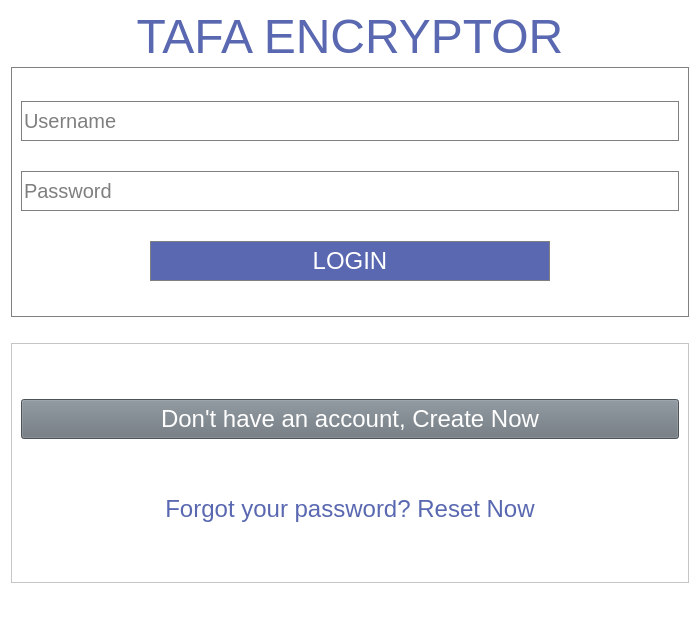
The window that ui/login_v2.ui (thaka-creations/player_encryptor) describes before a commit, drawn with Qt 5.
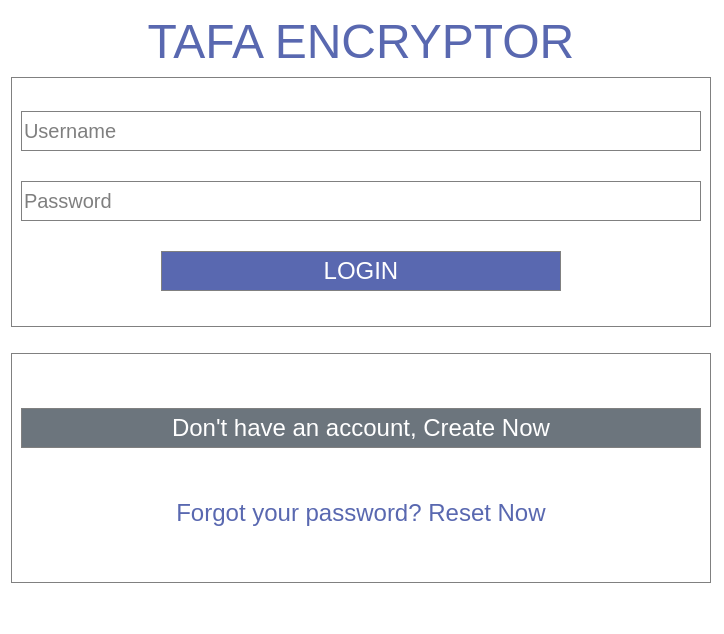
The same window after the commit.

```diff
--- a/ui/login_v2.ui
+++ b/ui/login_v2.ui
@@ -6,13 +6,13 @@
    <rect>
     <x>0</x>
     <y>0</y>
-    <width>700</width>
+    <width>724</width>
     <height>634</height>
    </rect>
   </property>
   <property name="maximumSize">
    <size>
-    <width>700</width>
+    <width>16777215</width>
     <height>16777215</height>
    </size>
   </property>
@@ -25,10 +25,16 @@
   <layout class="QVBoxLayout" name="verticalLayout_3">
    <item>
     <widget class="QLabel" name="label">
+     <property name="minimumSize">
+      <size>
+       <width>700</width>
+       <height>0</height>
+      </size>
+     </property>
      <property name="maximumSize">
       <size>
        <width>700</width>
-       <height>50</height>
+       <height>60</height>
       </size>
      </property>
      <property name="font">
@@ -51,7 +57,7 @@
     <widget class="QFrame" name="frame">
      <property name="minimumSize">
       <size>
-       <width>600</width>
+       <width>700</width>
        <height>250</height>
       </size>
      </property>
@@ -178,7 +184,7 @@
     <widget class="QFrame" name="frame_2">
      <property name="minimumSize">
       <size>
-       <width>600</width>
+       <width>700</width>
        <height>0</height>
       </size>
      </property>
@@ -188,6 +194,9 @@
        <height>16777215</height>
       </size>
      </property>
+     <property name="styleSheet">
+      <string notr="true">border: 1px solid grey;</string>
+     </property>
      <property name="frameShape">
       <enum>QFrame::StyledPanel</enum>
      </property>
@@ -231,7 +240,8 @@
          <cursorShape>PointingHandCursor</cursorShape>
         </property>
         <property name="styleSheet">
-         <string notr="true">color:#5968B0;</string>
+         <string notr="true">color:#5968B0;
+border: 0px;</string>
         </property>
         <property name="text">
          <string>Forgot your password? Reset Now</string>
```
